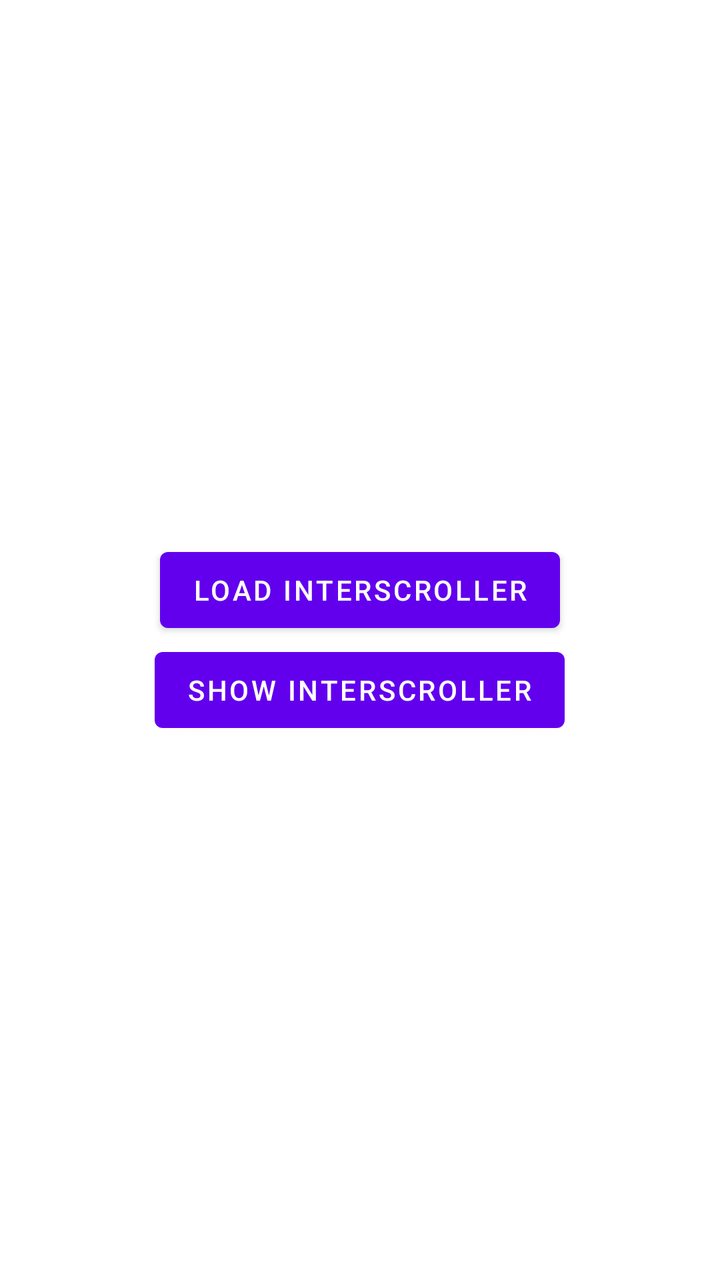
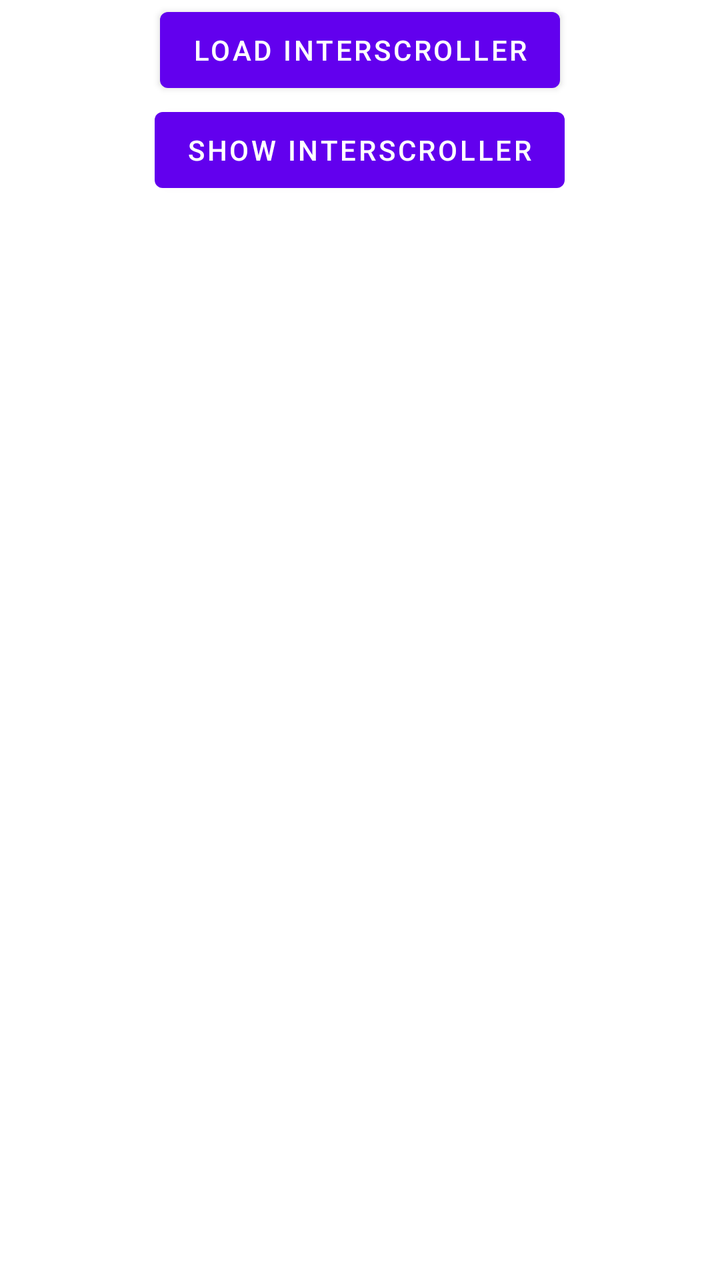

Before-and-after screenshots of an Android layout around one commit, followed by the original layout XML and the change that was made.
<!-- AndroidManifest.xml: application theme Theme.IronSource_Android -->
<!-- res/layout/fragment_interscroller.xml -->
<?xml version="1.0" encoding="utf-8"?>
<androidx.constraintlayout.widget.ConstraintLayout xmlns:android="http://schemas.android.com/apk/res/android"
    xmlns:app="http://schemas.android.com/apk/res-auto"
    xmlns:tools="http://schemas.android.com/tools"
    android:id="@+id/root_interscroller"
    android:layout_width="match_parent"
    android:layout_height="match_parent"
    tools:context=".ui.interscroller.InterscrollerFragment">


    <LinearLayout
        android:layout_width="match_parent"
        android:layout_height="wrap_content"
        android:orientation="vertical"
        app:layout_constraintBottom_toBottomOf="parent"
        app:layout_constraintTop_toTopOf="parent"
        app:layout_constraintEnd_toEndOf="parent"
        app:layout_constraintStart_toStartOf="parent"
        android:gravity="center">

        <com.google.android.material.button.MaterialButton
            android:id="@+id/load_interscroller"
            android:layout_width="wrap_content"
            android:layout_height="50dp"
            android:text="@string/load_interscroller"/>
        <com.google.android.material.button.MaterialButton
            android:id="@+id/show_interscroller"
            android:layout_width="wrap_content"
            android:layout_height="50dp"
            android:text="@string/show_interscroller"/>
    </LinearLayout>
</androidx.constraintlayout.widget.ConstraintLayout>
<!-- resources referenced by this layout -->
<resources>
  <string name="load_interscroller">Load Interscroller</string>
  <string name="show_interscroller">Show Interscroller</string>
  <style name="Theme.IronSource_Android" parent="Theme.MaterialComponents.DayNight.DarkActionBar">
          
          <item name="colorPrimary">@color/purple_500</item>
          <item name="colorPrimaryVariant">@color/purple_700</item>
          <item name="colorOnPrimary">@color/white</item>
          
          <item name="colorSecondary">@color/teal_200</item>
          <item name="colorSecondaryVariant">@color/teal_700</item>
          <item name="colorOnSecondary">@color/black</item>
          
          <item name="android:statusBarColor">?attr/colorPrimaryVariant</item>
          
      </style>
  <color name="purple_500">#FF6200EE</color>
  <color name="purple_700">#FF3700B3</color>
  <color name="white">#FFFFFFFF</color>
  <color name="teal_200">#FF03DAC5</color>
  <color name="teal_700">#FF018786</color>
  <color name="black">#FF000000</color>
</resources>

<!-- the commit's change to res/layout/fragment_interscroller.xml (unified diff, before → after) -->
@@ -9,10 +9,10 @@
 
 
     <LinearLayout
+        android:id="@+id/controls"
         android:layout_width="match_parent"
         android:layout_height="wrap_content"
         android:orientation="vertical"
-        app:layout_constraintBottom_toBottomOf="parent"
         app:layout_constraintTop_toTopOf="parent"
         app:layout_constraintEnd_toEndOf="parent"
         app:layout_constraintStart_toStartOf="parent"
@@ -29,4 +29,14 @@
             android:layout_height="50dp"
             android:text="@string/show_interscroller"/>
     </LinearLayout>
+
+    <FrameLayout
+        android:id="@+id/ad_container"
+        android:layout_width="match_parent"
+        android:layout_height="0dp"
+        android:layout_marginTop="8dp"
+        app:layout_constraintTop_toBottomOf="@id/controls"
+        app:layout_constraintBottom_toBottomOf="parent"
+        app:layout_constraintEnd_toEndOf="parent"
+        app:layout_constraintStart_toStartOf="parent" />
 </androidx.constraintlayout.widget.ConstraintLayout>
